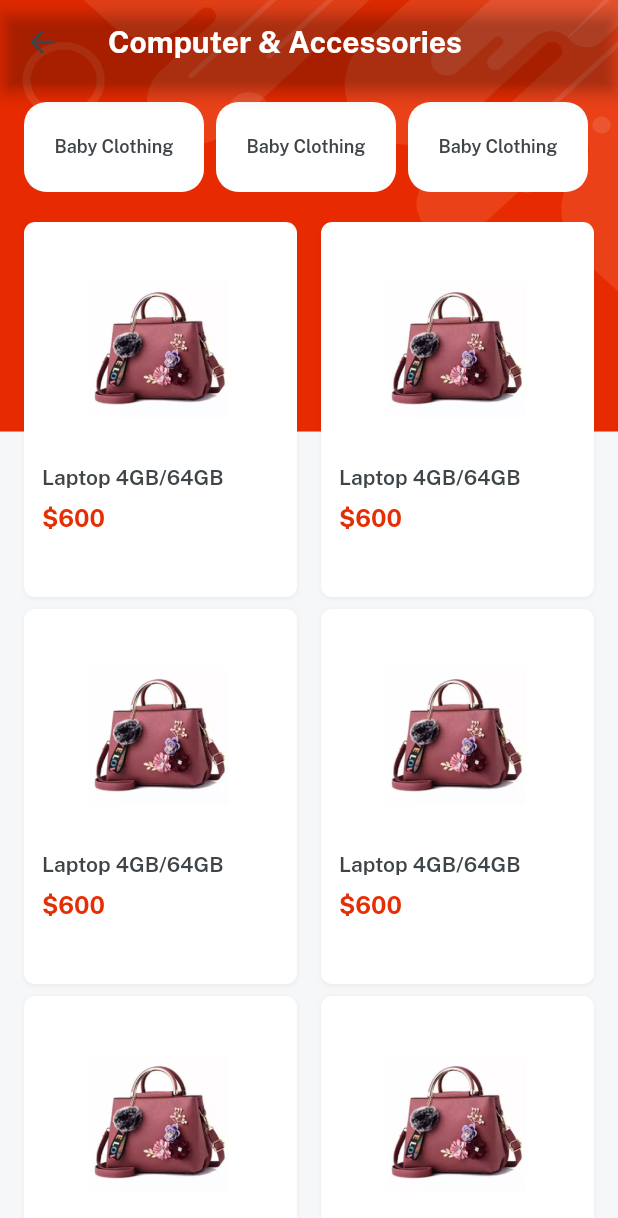
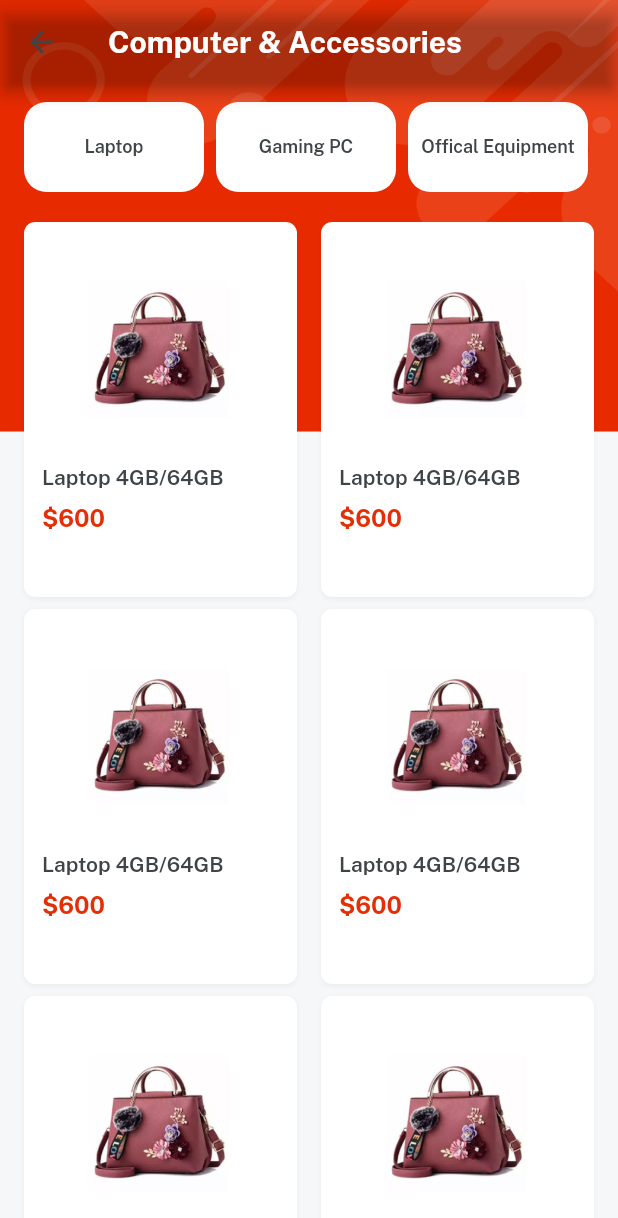
Before and after one commit to SwitU7Ronald/CC-Store, a Flutter app: the CategoryScreen screen opened directly, after a tap on "Computer & Accessories", on a phone screen of 412 x 824 dp. Shown: the top 1218 px of the screen. Run offline on Flutter 3.47's test engine with Material 2 defaults, Android fonts, the phone set to English and light mode, and no system bars; our stand-ins replace cloud_firestore, firebase_auth, firebase_core, get, velocity_x; accounts and stored records are empty; network calls fail.

Commit message:
Product Categories Fixed - Create Sub Category Of Products - Assign Products According Image Or Name - Create JSON Of Products Lists

```diff
--- /dev/null
+++ b/lib/controller/product_controller.dart
@@ -0,0 +1,18 @@
+import 'package:emart_app/models/category_model.dart';
+import 'package:flutter/services.dart';
+import 'package:get/get.dart';
+
+class ProductController extends GetxController {
+  var subcat = [];
+
+  getSubCategories(title) async {
+    subcat.clear();
+    var data = await rootBundle.loadString("lib/services/category_model.json");
+    var decoded = categoryModelFromJson(data);
+    var s =
+        decoded.categories.where((element) => element.name == title).toList();
+    for (var e in s[0].subcategory) {
+      subcat.add(e);
+    }
+  }
+}
--- a/lib/views/category_screen/category_details.dart
+++ b/lib/views/category_screen/category_details.dart
@@ -1,4 +1,5 @@
 import 'package:emart_app/consts/consts.dart';
+import 'package:emart_app/controller/product_controller.dart';
 import 'package:emart_app/views/category_screen/item_details.dart';
 import 'package:emart_app/widgets_common/bg_widget.dart';
 import 'package:flutter/material.dart';
@@ -10,42 +11,86 @@ class CategoryDetails extends StatelessWidget {
 
   @override
   Widget build(BuildContext context) {
+    var controller = Get.find<ProductController>();
+
     return bgWidget(
         child: Scaffold(
       appBar: AppBar(
         title: title!.text.fontFamily(bold).white.make(),
       ),
-
       body: Container(
         padding: EdgeInsets.all(12),
         child: Column(
+          crossAxisAlignment: CrossAxisAlignment.start,
           children: [
             SingleChildScrollView(
               physics: const BouncingScrollPhysics(),
               scrollDirection: Axis.horizontal,
               child: Row(
-                  children: List.generate(6, (index) => "Baby Clothing".text.size(12).fontFamily(semibold).color(darkFontGrey).makeCentered().box.white.rounded.size(120, 60).margin(EdgeInsets.symmetric(horizontal: 4)).make()),
+                children: List.generate(
+                    controller.subcat.length,
+                    (index) => "${controller.subcat[index]}"
+                        .text
+                        .size(12)
+                        .fontFamily(semibold)
+                        .color(darkFontGrey)
+                        .makeCentered()
+                        .box
+                        .white
+                        .rounded
+                        .size(120, 60)
+                        .margin(EdgeInsets.symmetric(horizontal: 4))
+                        .make()),
               ),
             ),
-
 
             //items container
 
             20.heightBox,
 
-              Expanded(child: GridView.builder(physics: const BouncingScrollPhysics(), shrinkWrap: true, itemCount: 6, gridDelegate: SliverGridDelegateWithFixedCrossAxisCount(crossAxisCount: 2, mainAxisExtent: 250, mainAxisSpacing: 8,crossAxisSpacing: 8), itemBuilder: (contxt,index){
+            Expanded(
+                child: GridView.builder(
+                    physics: const BouncingScrollPhysics(),
+                    shrinkWrap: true,
+                    itemCount: 6,
+                    gridDelegate: SliverGridDelegateWithFixedCrossAxisCount(
+                        crossAxisCount: 2,
+                        mainAxisExtent: 250,
+                        mainAxisSpacing: 8,
+                        crossAxisSpacing: 8),
+                    itemBuilder: (contxt, index) {
                       return Column(
                         crossAxisAlignment: CrossAxisAlignment.start,
                         children: [
-                            Image.asset(imgP5, height: 150, width: 200, fit: BoxFit.cover,),
-
-
-                            "Laptop 4GB/64GB".text.fontFamily(semibold).color(darkFontGrey).make(),
+                          Image.asset(
+                            imgP5,
+                            height: 150,
+                            width: 200,
+                            fit: BoxFit.cover,
+                          ),
+                          "Laptop 4GB/64GB"
+                              .text
+                              .fontFamily(semibold)
+                              .color(darkFontGrey)
+                              .make(),
                           10.heightBox,
-                            "\$600".text.color(redColor).fontFamily(bold).size(16).make(),
+                          "\$600"
+                              .text
+                              .color(redColor)
+                              .fontFamily(bold)
+                              .size(16)
+                              .make(),
                           10.heightBox,
                         ],
-                        ).box.white.margin(EdgeInsets.symmetric(horizontal: 4)).roundedSM.outerShadowSm.padding(const EdgeInsets.all(12)).make().onTap(() {
+                      )
+                          .box
+                          .white
+                          .margin(EdgeInsets.symmetric(horizontal: 4))
+                          .roundedSM
+                          .outerShadowSm
+                          .padding(const EdgeInsets.all(12))
+                          .make()
+                          .onTap(() {
                         Get.to(() => ItemDetails(title: "Dummy Item"));
                       });
                     }))
--- a/lib/views/category_screen/cateogory_screen.dart
+++ b/lib/views/category_screen/cateogory_screen.dart
@@ -1,15 +1,18 @@
 import 'package:emart_app/consts/consts.dart';
 import 'package:emart_app/consts/lists.dart';
+import 'package:emart_app/controller/product_controller.dart';
 import 'package:emart_app/views/category_screen/category_details.dart';
 import 'package:emart_app/widgets_common/bg_widget.dart';
 import 'package:flutter/material.dart';
 import 'package:get/get.dart';
 
 class CategoryScreen extends StatelessWidget {
-  const CategoryScreen ({super.key});
+  const CategoryScreen({super.key});
 
   @override
   Widget build(BuildContext context) {
+    var controller = Get.put(ProductController());
+
     return bgWidget(
         child: Scaffold(
       appBar: AppBar(
@@ -20,20 +23,40 @@ class CategoryScreen extends StatelessWidget {
         child: GridView.builder(
             shrinkWrap: true,
             itemCount: 9,
-            gridDelegate: SliverGridDelegateWithFixedCrossAxisCount(crossAxisCount: 3, mainAxisSpacing: 8, crossAxisSpacing: 8, mainAxisExtent: 200),
-            itemBuilder: (context,index){
+            gridDelegate: SliverGridDelegateWithFixedCrossAxisCount(
+                crossAxisCount: 3,
+                mainAxisSpacing: 8,
+                crossAxisSpacing: 8,
+                mainAxisExtent: 200),
+            itemBuilder: (context, index) {
               return Column(
                 children: [
-                Image.asset(categoriesImages[index],height: 120,width: 200,fit: BoxFit.cover,),
+                  Image.asset(
+                    categoriesImages[index],
+                    height: 120,
+                    width: 200,
+                    fit: BoxFit.cover,
+                  ),
                   10.heightBox,
-                "${categoriesList[index]}".text.color(darkFontGrey).align(TextAlign.center).make()
+                  "${categoriesList[index]}"
+                      .text
+                      .color(darkFontGrey)
+                      .align(TextAlign.center)
+                      .make()
                 ],
-            ).box.white.rounded.clip(Clip.antiAlias).outerShadowSm.make().onTap(() {
+              )
+                  .box
+                  .white
+                  .rounded
+                  .clip(Clip.antiAlias)
+                  .outerShadowSm
+                  .make()
+                  .onTap(() {
+                controller.getSubCategories(categoriesList[index]);
                 Get.to(() => CategoryDetails(title: categoriesList[index]));
               });
             }),
       ),
-      )
-    );
+    ));
   }
 }
--- a/pubspec.yaml
+++ b/pubspec.yaml
@@ -68,6 +68,7 @@ flutter:
     - assets/
     - assets/icons/
     - assets/images/
+    - lib/services/category_model.json
   #   - images/a_dot_ham.jpeg
 
   # An image asset can refer to one or more resolution-specific "variants", see
```
Also changed, not shown: lib/models/category_model.dart (added, +36 -0 lines), lib/services/category_model.json (added, +74 -0 lines). Lines whose indentation alone changed are shown as unchanged.
